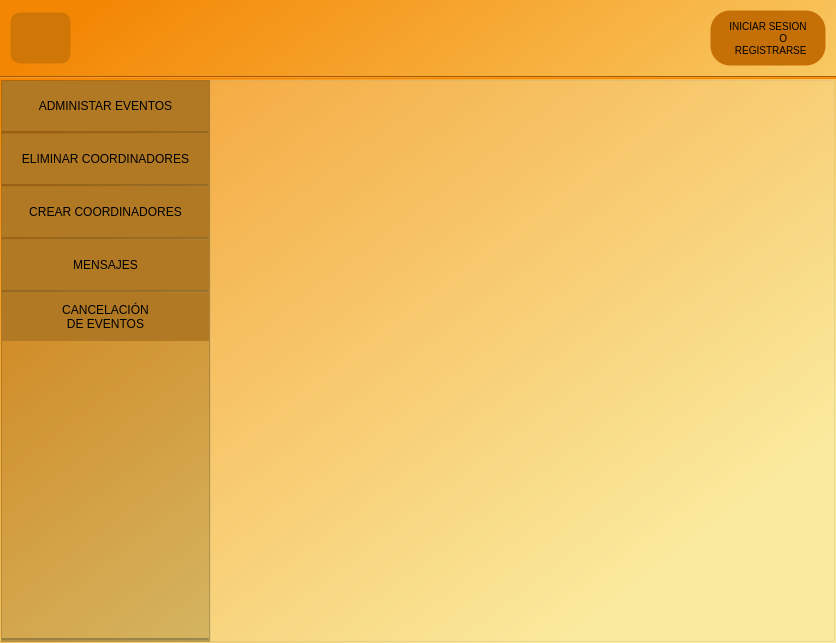
Above: ui_files/mainwindow.ui from Hrndz16/Simes before the change. Below: the same form after it.
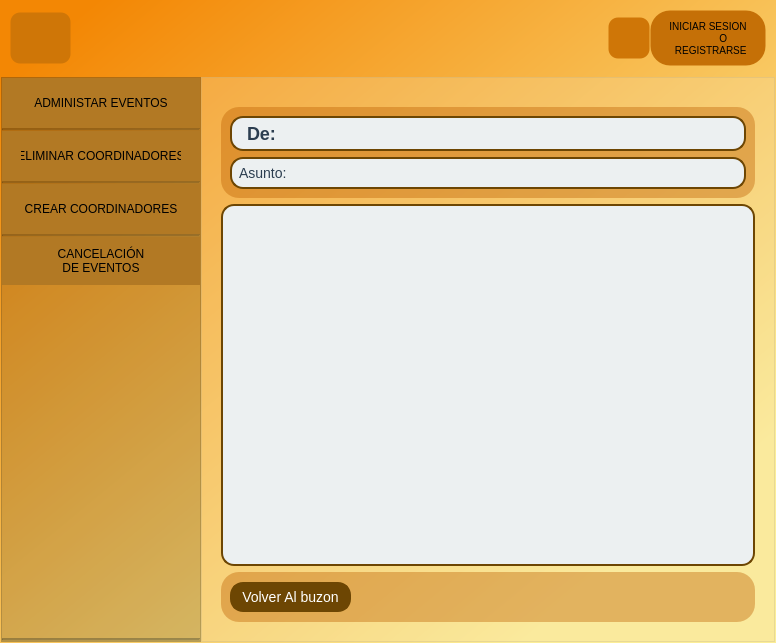
That is the form after the change. Icons and pictures are not drawn.

Commit message: implementacion de visualizacion de mensajes del administrador

Diff of the .ui file:
```diff
--- a/ui_files/mainwindow.ui
+++ b/ui_files/mainwindow.ui
@@ -12,7 +12,7 @@
    <rect>
     <x>0</x>
     <y>0</y>
-    <width>836</width>
+    <width>776</width>
     <height>643</height>
    </rect>
   </property>
@@ -138,6 +138,52 @@
          </property>
         </spacer>
        </item>
+       <item>
+        <widget class="QPushButton" name="boton_abrir_menu_mensaje">
+         <property name="minimumSize">
+          <size>
+           <width>0</width>
+           <height>0</height>
+          </size>
+         </property>
+         <property name="maximumSize">
+          <size>
+           <width>42</width>
+           <height>42</height>
+          </size>
+         </property>
+         <property name="styleSheet">
+          <string notr="true">QPushButton#boton_abrir_menu_mensaje {
+	background-color: rgb(207, 118, 7);
+    font-weight: 400;
+    color: #000; /* Color del texto */
+    border: 1px solid transparent;
+    padding: 9px 18px; /* Padding */
+    font-size: 8px; /* Tamaño de la fuente */
+    border-radius: 10px; /* Bordes redondeados */
+}
+
+QPushButton#boton_abrir_menu_mensaje:hover {
+    color: #fff; /* Color del texto al pasar el cursor */
+    background-color:#f49011 ;/* Cambiar el color de fondo al pasar el mouse */
+    border-color:#f49011;/* Cambiar el color del borde al pasar el mouse */
+}</string>
+         </property>
+         <property name="text">
+          <string/>
+         </property>
+         <property name="icon">
+          <iconset resource="../imgs/Recursos.qrc">
+           <normaloff>:/iconos/icons8-campana-100.png</normaloff>:/iconos/icons8-campana-100.png</iconset>
+         </property>
+         <property name="iconSize">
+          <size>
+           <width>40</width>
+           <height>40</height>
+          </size>
+         </property>
+        </widget>
+       </item>
        <item>
         <widget class="QPushButton" name="Boton_ingresar">
          <property name="baseSize">
@@ -149,6 +195,7 @@
          <property name="font">
           <font>
            <pointsize>-1</pointsize>
+           <weight>50</weight>
            <bold>false</bold>
           </font>
          </property>
@@ -190,16 +237,6 @@
       </layout>
      </widget>
     </item>
-    <item>
-     <widget class="Line" name="line">
-      <property name="styleSheet">
-       <string notr="true">background-color: rgb(243, 135, 4);</string>
-      </property>
-      <property name="orientation">
-       <enum>Qt::Horizontal</enum>
-      </property>
-     </widget>
-    </item>
     <item>
      <widget class="QFrame" name="contenido">
       <property name="styleSheet">
@@ -2925,26 +2962,6 @@
                     </property>
                    </widget>
                   </item>
-                  <item>
-                   <widget class="QPushButton" name="pushButton_3">
-                    <property name="minimumSize">
-                     <size>
-                      <width>0</width>
-                      <height>50</height>
-                     </size>
-                    </property>
-                    <property name="text">
-                     <string>MENSAJES</string>
-                    </property>
-                   </widget>
-                  </item>
-                  <item>
-                   <widget class="Line" name="line_7">
-                    <property name="orientation">
-                     <enum>Qt::Horizontal</enum>
-                    </property>
-                   </widget>
-                  </item>
                   <item>
                    <widget class="QPushButton" name="boton_cancelacionEventos">
                     <property name="text">
@@ -3170,7 +3187,7 @@
                <number>0</number>
               </property>
               <property name="topMargin">
-               <number>15</number>
+               <number>10</number>
               </property>
               <property name="rightMargin">
                <number>0</number>
@@ -3196,7 +3213,7 @@
                  <string notr="true">background-color:transparent;</string>
                 </property>
                 <property name="currentIndex">
-                 <number>3</number>
+                 <number>7</number>
                 </property>
                 <widget class="QWidget" name="paginaCrearEvento">
                  <property name="styleSheet">
@@ -4623,8 +4640,8 @@
                          <rect>
                           <x>0</x>
                           <y>0</y>
-                          <width>628</width>
-                          <height>523</height>
+                          <width>568</width>
+                          <height>526</height>
                          </rect>
                         </property>
                         <layout class="QVBoxLayout" name="verticalLayout_15">
@@ -4965,6 +4982,378 @@
                   </item>
                  </layout>
                 </widget>
+                <widget class="QWidget" name="page">
+                 <layout class="QVBoxLayout" name="verticalLayout_17">
+                  <property name="spacing">
+                   <number>0</number>
+                  </property>
+                  <property name="leftMargin">
+                   <number>0</number>
+                  </property>
+                  <property name="topMargin">
+                   <number>0</number>
+                  </property>
+                  <property name="rightMargin">
+                   <number>0</number>
+                  </property>
+                  <property name="bottomMargin">
+                   <number>0</number>
+                  </property>
+                  <item>
+                   <widget class="QScrollArea" name="scrollArea_7">
+                    <property name="styleSheet">
+                     <string notr="true">background-color: rgb(230, 230, 230);</string>
+                    </property>
+                    <property name="widgetResizable">
+                     <bool>true</bool>
+                    </property>
+                    <widget class="QWidget" name="scrollAreaWidgetContents_5">
+                     <property name="geometry">
+                      <rect>
+                       <x>0</x>
+                       <y>0</y>
+                       <width>570</width>
+                       <height>551</height>
+                      </rect>
+                     </property>
+                     <layout class="QVBoxLayout" name="verticalLayout_19">
+                      <property name="spacing">
+                       <number>0</number>
+                      </property>
+                      <property name="leftMargin">
+                       <number>0</number>
+                      </property>
+                      <property name="topMargin">
+                       <number>0</number>
+                      </property>
+                      <property name="rightMargin">
+                       <number>0</number>
+                      </property>
+                      <property name="bottomMargin">
+                       <number>0</number>
+                      </property>
+                      <item>
+                       <widget class="QFrame" name="frame_23">
+                        <property name="frameShape">
+                         <enum>QFrame::StyledPanel</enum>
+                        </property>
+                        <property name="frameShadow">
+                         <enum>QFrame::Raised</enum>
+                        </property>
+                        <layout class="QVBoxLayout" name="layout_mensajes">
+                         <property name="spacing">
+                          <number>0</number>
+                         </property>
+                         <property name="leftMargin">
+                          <number>0</number>
+                         </property>
+                         <property name="topMargin">
+                          <number>0</number>
+                         </property>
+                         <property name="rightMargin">
+                          <number>0</number>
+                         </property>
+                         <property name="bottomMargin">
+                          <number>0</number>
+                         </property>
+                         <item>
+                          <spacer name="verticalSpacer_7">
+                           <property name="orientation">
+                            <enum>Qt::Vertical</enum>
+                           </property>
+                           <property name="sizeHint" stdset="0">
+                            <size>
+                             <width>20</width>
+                             <height>40</height>
+                            </size>
+                           </property>
+                          </spacer>
+                         </item>
+                        </layout>
+                       </widget>
+                      </item>
+                     </layout>
+                    </widget>
+                   </widget>
+                  </item>
+                 </layout>
+                </widget>
+                <widget class="QWidget" name="page_2">
+                 <layout class="QVBoxLayout" name="verticalLayout_22">
+                  <item>
+                   <widget class="QFrame" name="frame_25">
+                    <property name="styleSheet">
+                     <string notr="true">QFrame{
+background-color:transparent;
+}</string>
+                    </property>
+                    <property name="frameShape">
+                     <enum>QFrame::StyledPanel</enum>
+                    </property>
+                    <property name="frameShadow">
+                     <enum>QFrame::Raised</enum>
+                    </property>
+                    <layout class="QVBoxLayout" name="verticalLayout_24">
+                     <item>
+                      <widget class="QFrame" name="frame_28">
+                       <property name="styleSheet">
+                        <string notr="true">QFrame{
+	color: rgb(109, 70, 3);
+	background-color: rgba(188, 94, 0,100);
+border-radius: 18px;
+}
+QLineEdit {
+    border: 2px solid rgb(109, 70, 3); /* Borde */
+    border-radius: 13px; /* Radio de borde */
+    padding: 5px; /* Espaciado interno */
+    font-size: 14px; /* Tamaño de fuente */
+    font-family: Arial, sans-serif; /* Fuente */
+    color: #2c3e50; /* Color del texto */
+    background-color: #ecf0f1; /* Color de fondo */
+}
+
+/* Estilo para QPushButton */
+QPushButton {
+    border: 2px solid  rgb(109, 70, 3); /* Borde */
+    border-radius: 13px; /* Radio de borde */
+    padding: 5px 10px; /* Espaciado interno */
+    font-size: 14px; /* Tamaño de fuente */
+    font-family: Arial, sans-serif; /* Fuente */
+    color: #ffffff; /* Color del texto */
+    background-color:  rgb(109, 70, 3); /* Color de fondo */
+}
+
+/* Estilo para QPushButton cuando se presiona */
+QPushButton:pressed {
+    background-color:  rgba(109, 70, 3,200); /* Cambio de color al presionar */
+}
+
+/* Estilo para QPushButton cuando el cursor está encima */
+QPushButton:hover {
+    background-color: rgba(109, 70, 3,150); /* Cambio de color al pasar el cursor */
+    border: 2px solid  rgba(109, 70, 3,150); /* Cambio de borde al pasar el cursor */
+}
+
+/* Estilo para QComboBox */
+QComboBox {
+    border: 2px solid rgb(109, 70, 3); /* Borde */
+    border-radius: 13px; /* Radio de borde */
+    padding: 5px; /* Espaciado interno */
+    font-size: 14px; /* Tamaño de fuente */
+    font-family: Arial, sans-serif; /* Fuente */
+    color: #2c3e50; /* Color del texto */
+    background-color: #ecf0f1; /* Color de fondo */
+}
+
+/* Estilo para QComboBox cuando se despliega */
+QComboBox::drop-down {
+    subcontrol-origin: padding;
+    subcontrol-position: right;
+    width: 20px; /* Ancho del botón desplegable */
+    border-left-width: 0px; /* Sin borde a la izquierda del botón */
+    border-top-right-radius: 5px; /* Radio de borde superior derecho */
+    border-bottom-right-radius: 5px; /* Radio de borde inferior derecho */
+    background-color: rgb(109, 70, 3); /* Color de fondo del botón desplegable */
+}
+
+/* Estilo para QComboBox cuando se despliega y se presiona */
+QComboBox::down-arrow {
+    width: 15px; /* Ancho del icono */
+    height: 15px; /* Alto del icono */
+    padding-right: 5px; /* Espaciado a la derecha del icono */
+}
+QLabel{
+color: #2c3e50; /* Color del texto */
+    font-size: 18px; /* Tamaño de fuente */
+    font-weight: bold; /* Negrita */
+    font-family: Arial, sans-serif; /* Fuente */
+    background-color: #ecf0f1; /* Color de fondo */
+    border: 2px solid rgb(109, 70, 3); /* Borde */
+    border-radius: 13px; /* Radio de borde */
+    padding: 5px 10px; /* Espaciado interno */
+}
+</string>
+                       </property>
+                       <property name="frameShape">
+                        <enum>QFrame::StyledPanel</enum>
+                       </property>
+                       <property name="frameShadow">
+                        <enum>QFrame::Raised</enum>
+                       </property>
+                       <layout class="QVBoxLayout" name="verticalLayout_25">
+                        <item>
+                         <widget class="QLabel" name="RemitenteMensaje">
+                          <property name="text">
+                           <string>De:</string>
+                          </property>
+                         </widget>
+                        </item>
+                        <item>
+                         <widget class="QLineEdit" name="AsuntoMensaje">
+                          <property name="text">
+                           <string>Asunto:</string>
+                          </property>
+                          <property name="readOnly">
+                           <bool>true</bool>
+                          </property>
+                          <property name="placeholderText">
+                           <string>ASUNTO </string>
+                          </property>
+                         </widget>
+                        </item>
+                       </layout>
+                      </widget>
+                     </item>
+                     <item>
+                      <widget class="QPlainTextEdit" name="textoinformemensaje">
+                       <property name="styleSheet">
+                        <string notr="true">
+    border: 2px solid rgb(109, 70, 3); /* Borde */
+    border-radius: 13px; /* Radio de borde */
+    padding: 5px; /* Espaciado interno */
+    font-size: 14px; /* Tamaño de fuente */
+    font-family: Arial, sans-serif; /* Fuente */
+    color: #2c3e50; /* Color del texto */
+    background-color: #ecf0f1; /* Color de fondo */
+
+
+</string>
+                       </property>
+                       <property name="documentTitle">
+                        <string/>
+                       </property>
+                       <property name="readOnly">
+                        <bool>true</bool>
+                       </property>
+                       <property name="plainText">
+                        <string/>
+                       </property>
+                       <property name="cursorWidth">
+                        <number>1</number>
+                       </property>
+                      </widget>
+                     </item>
+                     <item>
+                      <widget class="QFrame" name="frame_29">
+                       <property name="minimumSize">
+                        <size>
+                         <width>0</width>
+                         <height>50</height>
+                        </size>
+                       </property>
+                       <property name="styleSheet">
+                        <string notr="true">QFrame{
+	color: rgb(109, 70, 3);
+	background-color: rgba(188, 94, 0,100);
+border-radius: 18px;
+}
+QLineEdit {
+    border: 2px solid rgb(109, 70, 3); /* Borde */
+    border-radius: 13px; /* Radio de borde */
+    padding: 5px; /* Espaciado interno */
+    font-size: 14px; /* Tamaño de fuente */
+    font-family: Arial, sans-serif; /* Fuente */
+    color: #2c3e50; /* Color del texto */
+    background-color: #ecf0f1; /* Color de fondo */
+}
+
+/* Estilo para QPushButton */
+QPushButton {
+    border: 2px solid  rgb(109, 70, 3); /* Borde */
+    border-radius: 13px; /* Radio de borde */
+    padding: 5px 10px; /* Espaciado interno */
+    font-size: 14px; /* Tamaño de fuente */
+    font-family: Arial, sans-serif; /* Fuente */
+    color: #ffffff; /* Color del texto */
+    background-color:  rgb(109, 70, 3); /* Color de fondo */
+}
+
+/* Estilo para QPushButton cuando se presiona */
+QPushButton:pressed {
+    background-color:  rgba(109, 70, 3,200); /* Cambio de color al presionar */
+}
+
+/* Estilo para QPushButton cuando el cursor está encima */
+QPushButton:hover {
+    background-color: rgba(109, 70, 3,150); /* Cambio de color al pasar el cursor */
+    border: 2px solid  rgba(109, 70, 3,150); /* Cambio de borde al pasar el cursor */
+}
+
+/* Estilo para QComboBox */
+QComboBox {
+    border: 2px solid rgb(109, 70, 3); /* Borde */
+    border-radius: 13px; /* Radio de borde */
+    padding: 5px; /* Espaciado interno */
+    font-size: 14px; /* Tamaño de fuente */
+    font-family: Arial, sans-serif; /* Fuente */
+    color: #2c3e50; /* Color del texto */
+    background-color: #ecf0f1; /* Color de fondo */
+}
+
+/* Estilo para QComboBox cuando se despliega */
+QComboBox::drop-down {
+    subcontrol-origin: padding;
+    subcontrol-position: right;
+    width: 20px; /* Ancho del botón desplegable */
+    border-left-width: 0px; /* Sin borde a la izquierda del botón */
+    border-top-right-radius: 5px; /* Radio de borde superior derecho */
+    border-bottom-right-radius: 5px; /* Radio de borde inferior derecho */
+    background-color: rgb(109, 70, 3); /* Color de fondo del botón desplegable */
+}
+
+/* Estilo para QComboBox cuando se despliega y se presiona */
+QComboBox::down-arrow {
+    width: 15px; /* Ancho del icono */
+    height: 15px; /* Alto del icono */
+    padding-right: 5px; /* Espaciado a la derecha del icono */
+}
+QLabel{
+color: #2c3e50; /* Color del texto */
+    font-size: 18px; /* Tamaño de fuente */
+    font-weight: bold; /* Negrita */
+    font-family: Arial, sans-serif; /* Fuente */
+    background-color: #ecf0f1; /* Color de fondo */
+    border: 2px solid rgb(109, 70, 3); /* Borde */
+    border-radius: 13px; /* Radio de borde */
+    padding: 5px 10px; /* Espaciado interno */
+}
+</string>
+                       </property>
+                       <property name="frameShape">
+                        <enum>QFrame::StyledPanel</enum>
+                       </property>
+                       <property name="frameShadow">
+                        <enum>QFrame::Raised</enum>
+                       </property>
+                       <layout class="QHBoxLayout" name="horizontalLayout_28">
+                        <item>
+                         <widget class="QPushButton" name="Boton_enviarInforme_3">
+                          <property name="text">
+                           <string>Volver Al buzon</string>
+                          </property>
+                         </widget>
+                        </item>
+                        <item>
+                         <spacer name="horizontalSpacer_38">
+                          <property name="orientation">
+                           <enum>Qt::Horizontal</enum>
+                          </property>
+                          <property name="sizeHint" stdset="0">
+                           <size>
+                            <width>40</width>
+                            <height>20</height>
+                           </size>
+                          </property>
+                         </spacer>
+                        </item>
+                       </layout>
+                      </widget>
+                     </item>
+                    </layout>
+                   </widget>
+                  </item>
+                 </layout>
+                </widget>
                </widget>
               </item>
              </layout>
```
Left out of the diff: 43 changed lines with no effect on the pictures. The commit also changes 33 other files.
